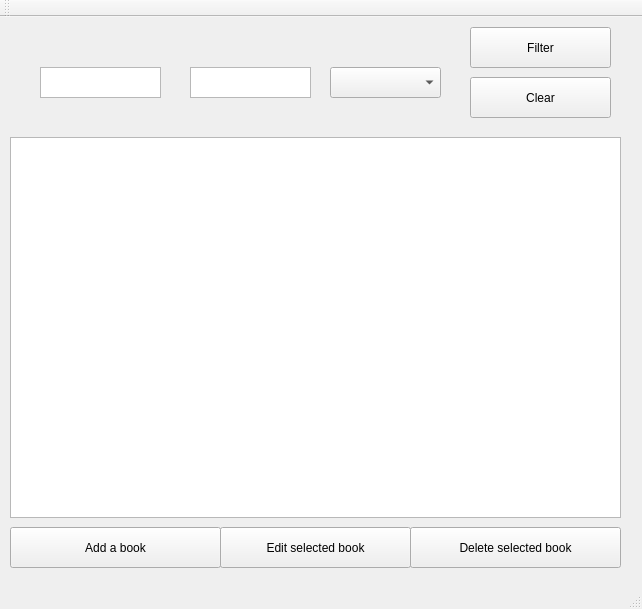
The window that mainwindow.ui (Krecios/EGUI_Project_Liblary_Interface) describes before a commit, drawn with Qt 5.
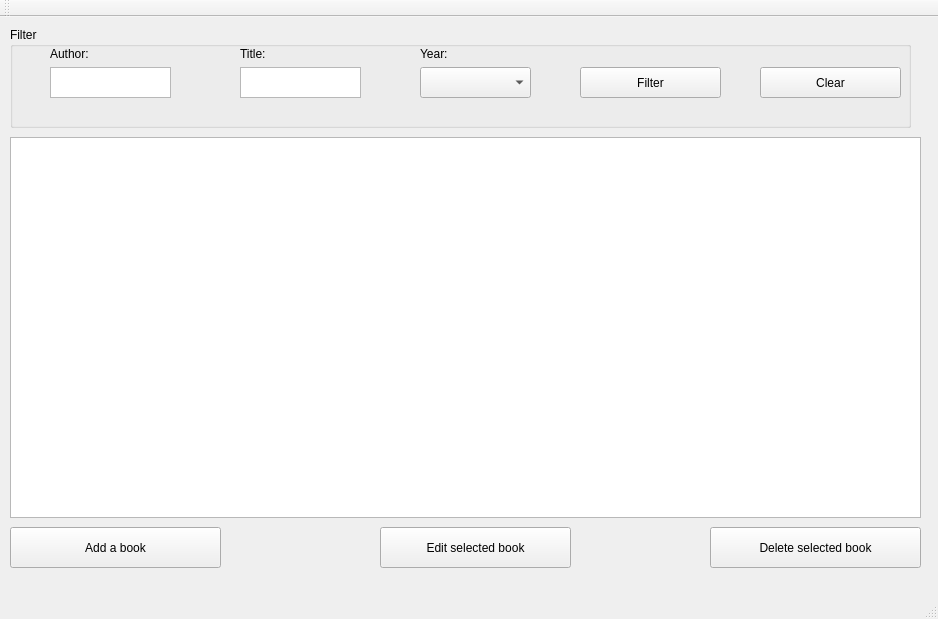
The same window after the commit.

```diff
--- a/mainwindow.ui
+++ b/mainwindow.ui
@@ -6,8 +6,8 @@
    <rect>
     <x>0</x>
     <y>0</y>
-    <width>642</width>
-    <height>609</height>
+    <width>938</width>
+    <height>619</height>
    </rect>
   </property>
   <property name="windowTitle">
@@ -30,7 +30,7 @@
    <widget class="QPushButton" name="pushButton_2">
     <property name="geometry">
      <rect>
-      <x>220</x>
+      <x>380</x>
       <y>510</y>
       <width>191</width>
       <height>41</height>
@@ -43,7 +43,7 @@
    <widget class="QPushButton" name="pushButton_3">
     <property name="geometry">
      <rect>
-      <x>410</x>
+      <x>710</x>
       <y>510</y>
       <width>211</width>
       <height>41</height>
@@ -58,66 +58,118 @@
      <rect>
       <x>10</x>
       <y>120</y>
-      <width>611</width>
+      <width>911</width>
       <height>381</height>
      </rect>
     </property>
    </widget>
-   <widget class="QPushButton" name="pushButton_4">
+   <widget class="QGroupBox" name="groupBox">
     <property name="geometry">
      <rect>
-      <x>470</x>
+      <x>10</x>
       <y>10</y>
-      <width>141</width>
-      <height>41</height>
+      <width>901</width>
+      <height>101</height>
      </rect>
     </property>
-    <property name="text">
+    <property name="title">
      <string>Filter</string>
     </property>
-   </widget>
-   <widget class="QPushButton" name="pushButton_5">
-    <property name="geometry">
-     <rect>
-      <x>470</x>
-      <y>60</y>
-      <width>141</width>
-      <height>41</height>
-     </rect>
-    </property>
-    <property name="text">
-     <string>Clear</string>
-    </property>
-   </widget>
-   <widget class="QTextEdit" name="textEdit">
-    <property name="geometry">
-     <rect>
-      <x>190</x>
-      <y>50</y>
-      <width>121</width>
-      <height>31</height>
-     </rect>
-    </property>
-   </widget>
-   <widget class="QTextEdit" name="textEdit_2">
-    <property name="geometry">
-     <rect>
-      <x>40</x>
-      <y>50</y>
-      <width>121</width>
-      <height>31</height>
-     </rect>
-    </property>
-   </widget>
-   <widget class="QComboBox" name="comboBox">
-    <property name="geometry">
-     <rect>
-      <x>330</x>
-      <y>50</y>
-      <width>111</width>
-      <height>31</height>
-     </rect>
-    </property>
+    <widget class="QTextEdit" name="textEdit_2">
+     <property name="geometry">
+      <rect>
+       <x>40</x>
+       <y>40</y>
+       <width>121</width>
+       <height>31</height>
+      </rect>
+     </property>
+    </widget>
+    <widget class="QTextEdit" name="textEdit">
+     <property name="geometry">
+      <rect>
+       <x>230</x>
+       <y>40</y>
+       <width>121</width>
+       <height>31</height>
+      </rect>
+     </property>
+    </widget>
+    <widget class="QComboBox" name="comboBox">
+     <property name="geometry">
+      <rect>
+       <x>410</x>
+       <y>40</y>
+       <width>111</width>
+       <height>31</height>
+      </rect>
+     </property>
+    </widget>
+    <widget class="QPushButton" name="pushButton_4">
+     <property name="geometry">
+      <rect>
+       <x>570</x>
+       <y>40</y>
+       <width>141</width>
+       <height>31</height>
+      </rect>
+     </property>
+     <property name="text">
+      <string>Filter</string>
+     </property>
+    </widget>
+    <widget class="QPushButton" name="pushButton_5">
+     <property name="geometry">
+      <rect>
+       <x>750</x>
+       <y>40</y>
+       <width>141</width>
+       <height>31</height>
+      </rect>
+     </property>
+     <property name="text">
+      <string>Clear</string>
+     </property>
+    </widget>
+    <widget class="QLabel" name="label">
+     <property name="geometry">
+      <rect>
+       <x>40</x>
+       <y>20</y>
+       <width>47</width>
+       <height>13</height>
+      </rect>
+     </property>
+     <property name="text">
+      <string>Author:</string>
+     </property>
+    </widget>
+    <widget class="QLabel" name="label_2">
+     <property name="geometry">
+      <rect>
+       <x>230</x>
+       <y>20</y>
+       <width>47</width>
+       <height>13</height>
+      </rect>
+     </property>
+     <property name="text">
+      <string>Title:</string>
+     </property>
+    </widget>
+    <widget class="QLabel" name="label_3">
+     <property name="geometry">
+      <rect>
+       <x>410</x>
+       <y>20</y>
+       <width>47</width>
+       <height>13</height>
+      </rect>
+     </property>
+     <property name="text">
+      <string>Year:</string>
+     </property>
+    </widget>
    </widget>
   </widget>
   <widget class="QMenuBar" name="menuBar">
```
Left out of the diff: 18 changed lines with no effect on the pictures.
